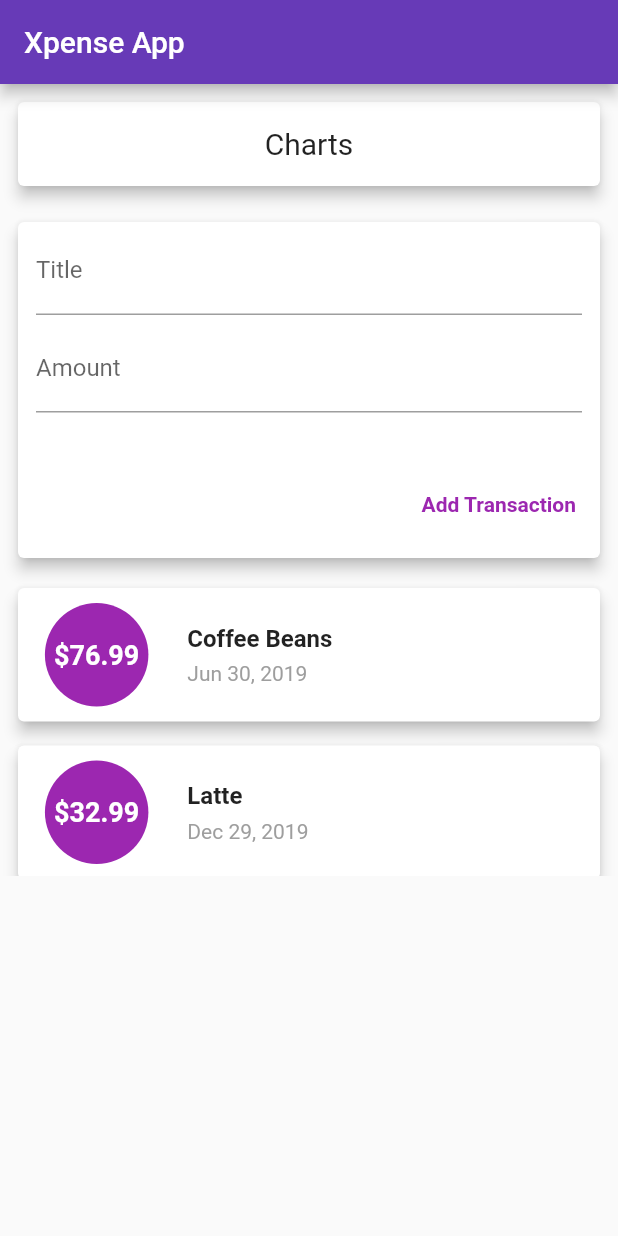
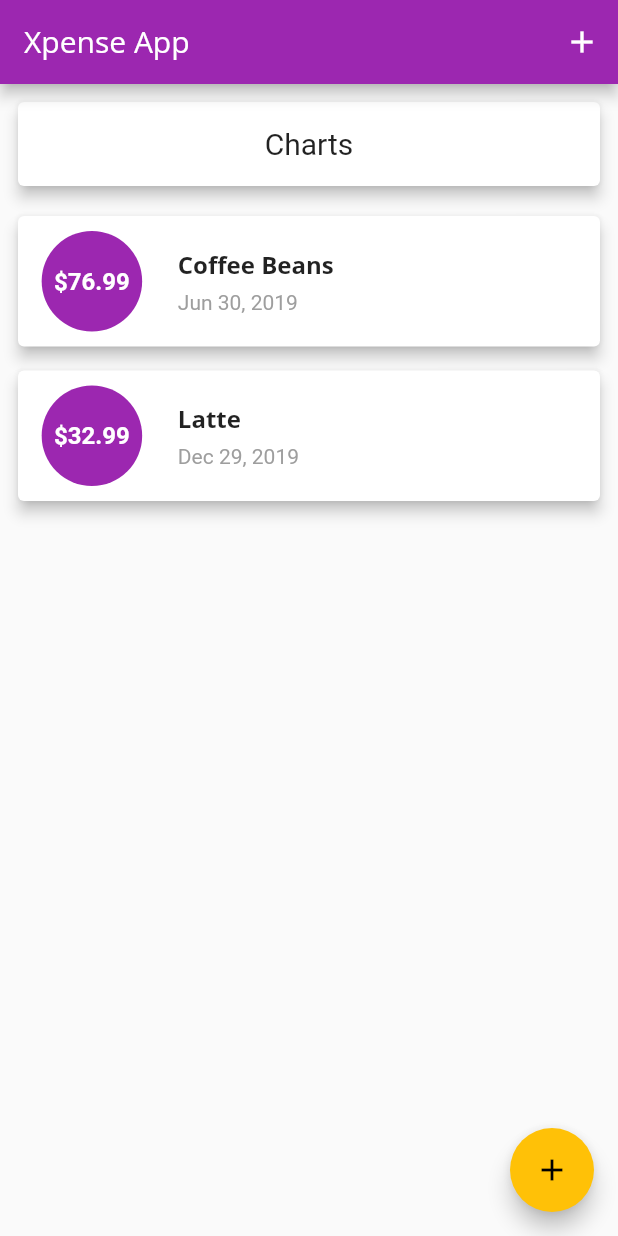
Before and after one commit to eyobofficial/Personal-Expense-App, a Flutter app: the screen it shows after launch, on a phone screen of 412 x 824 dp. Run offline on Flutter 3.47's test engine with Material 2 defaults, Android fonts, the phone set to English and light mode, and no system bars.

Commit message:
Add custom themes & fonts

```diff
--- a/lib/main.dart
+++ b/lib/main.dart
@@ -1,7 +1,9 @@
 import 'package:flutter/material.dart';
 
+import './models/transaction.dart';
 import './widgets/chart.dart';
-import './widgets/user_transactions.dart';
+import './widgets/transaction_list.dart';
+import './widgets/transaction_form.dart';
 
 void main() => runApp(XpenseApp());
 
@@ -9,31 +11,92 @@ class XpenseApp extends StatelessWidget {
   @override
   Widget build(BuildContext context) {
     return MaterialApp(
-      title: 'Xpense - Personal Expense App',
-      theme: ThemeData(primaryColor: Colors.deepPurple),
+      title: 'Xpense',
+      theme: ThemeData(
+        primarySwatch: Colors.purple,
+        accentColor: Colors.amber,
+        fontFamily: 'Quicksand',
+        textTheme: ThemeData.light().textTheme.copyWith(
+              title: TextStyle(
+                fontFamily: 'OpenSans',
+                fontSize: 16,
+                fontWeight: FontWeight.bold,
+              ),
+            ),
+        appBarTheme: AppBarTheme(
+          textTheme: ThemeData.light().textTheme.copyWith(
+                title: TextStyle(
+                  fontFamily: 'OpenSans',
+                  fontSize: 20,
+                ),
+              ),
+        ),
+      ),
       home: HomePage(),
     );
   }
 }
 
-class HomePage extends StatelessWidget {
-  final titleController = TextEditingController();
-  final amountController = TextEditingController();
+class HomePage extends StatefulWidget {
+  @override
+  State<StatefulWidget> createState() => _HomePageState();
+}
+
+class _HomePageState extends State<HomePage> {
+  final List<Transaction> _transactions = [
+    Transaction(
+      id: 't01',
+      title: 'Latte',
+      amount: 32.99,
+      date: DateTime.now(),
+    ),
+    Transaction(
+      id: 't02',
+      title: 'Coffee Beans',
+      amount: 76.99,
+      date: DateTime(2019, 6, 30),
+    ),
+  ];
+
+  void _addTransaction(String title, double amount) {
+    final newTransaction = Transaction(
+        id: DateTime.now()
+            .toString(), // Temporary solution to make the ID unique
+        title: title,
+        amount: amount,
+        date: DateTime.now());
+    setState(() => _transactions.add(newTransaction));
+  }
+
+  void _openFormModalSheet(BuildContext context) {
+    showModalBottomSheet(
+        context: context,
+        builder: (_) {
+          return TransactionForm(_addTransaction);
+        });
+  }
 
   @override
   Widget build(BuildContext context) {
     return Scaffold(
       appBar: AppBar(
         title: Text('Xpense App'),
-        // backgroundColor: Colors.amber,
+        actions: <Widget>[
+          IconButton(
+            icon: Icon(Icons.add),
+            onPressed: () => _openFormModalSheet(context),
+          ),
+        ],
       ),
       body: ListView(
-        // mainAxisAlignment: MainAxisAlignment.start,
-        // crossAxisAlignment: CrossAxisAlignment.stretch,
         children: <Widget>[
           Chart(),
-          UserTransactions()
+          TransactionList(_transactions.reversed.toList()),
         ],
+      ),
+      floatingActionButton: FloatingActionButton(
+        child: Icon(Icons.add),
+        onPressed: () => _openFormModalSheet(context),
       ),
     );
   }
--- a/lib/widgets/transaction_form.dart
+++ b/lib/widgets/transaction_form.dart
@@ -1,30 +1,40 @@
 import 'package:flutter/material.dart';
 
-class TransactionForm extends StatelessWidget {
+class TransactionForm extends StatefulWidget {
   final Function addCallback;
-  final Function raiseError;
-  final bool isError;
+
+  TransactionForm(this.addCallback);
+
+  @override
+  _TransactionFormState createState() => _TransactionFormState();
+}
+
+class _TransactionFormState extends State<TransactionForm> {
   final titleController = TextEditingController();
   final amountController = TextEditingController();
 
-  TransactionForm({this.addCallback, this.isError, this.raiseError});
+  void submitTransaction() {
+    final title = titleController.text;
+    final amountText = amountController.text;
 
-  void submitTransaction() {
+    if (title.isNotEmpty && amountText.isNotEmpty) {
       try {
-      final title = titleController.text;
-      final amount = double.parse(amountController.text);
-      addCallback(title, amount);
+        final amount = double.parse(amountText);
+        widget.addCallback(title, amount);
+        Navigator.of(context).pop();
+
+        // Clear controllers
+        titleController.clear();
+        amountController.clear();
       } catch (e) {
-      raiseError();
+        print('Error Occured. Handle error here...');
+      }
     }
   }
 
   @override
   Widget build(BuildContext context) {
-    return Card(
-      margin: EdgeInsets.all(12),
-      elevation: 4,
-      child: Padding(
+    return Padding(
       padding: const EdgeInsets.only(bottom: 12.0),
       child: Column(
         crossAxisAlignment: CrossAxisAlignment.end,
@@ -56,23 +66,13 @@ class TransactionForm extends StatelessWidget {
             ),
           ),
 
-            Container(
-              padding: EdgeInsets.symmetric(horizontal: 12, vertical: 6),
-              child: isError
-                  ? Text(
-                      'Please provide a valid values.',
-                      style: TextStyle(color: Colors.red),
-                      textAlign: TextAlign.left,
-                    )
-                  : Text(''),
-            ),
-
           // Add Button
           Padding(
-              padding: const EdgeInsets.only(top: 6),
-              child: FlatButton(
+            padding: const EdgeInsets.only(top: 24, right: 12),
+            child: RaisedButton(
               onPressed: submitTransaction,
-                textColor: Colors.purple,
+              color: Colors.deepPurple,
+              textColor: Colors.white,
               child: Text(
                 'Add Transaction',
                 style: TextStyle(fontWeight: FontWeight.bold),
@@ -81,7 +81,6 @@ class TransactionForm extends StatelessWidget {
           ),
         ],
       ),
-      ),
     );
   }
 }
--- a/lib/widgets/transaction_list.dart
+++ b/lib/widgets/transaction_list.dart
@@ -9,7 +9,7 @@ class TransactionList extends StatelessWidget {
   @override
   Widget build(BuildContext context) {
     return Container(
-      height: 200,
+      height: 420,
       child: ListView.builder(
         itemBuilder: (ctx, idx) {
           return Card(
@@ -29,14 +29,14 @@ class TransactionList extends StatelessWidget {
                     margin: EdgeInsets.only(right: 8),
                     padding: EdgeInsets.all(24),
                     decoration: BoxDecoration(
-                      color: Colors.purple,
+                      color: Theme.of(context).primaryColor,
                       shape: BoxShape.circle,
                     ),
                     alignment: Alignment.center,
                     child: Text(
                       '\$${transactions[idx].amount.toStringAsFixed(2)}',
                       style: TextStyle(
-                        fontSize: 18,
+                        fontSize: 16,
                         fontWeight: FontWeight.bold,
                         color: Colors.white,
                       ),
@@ -49,10 +49,7 @@ class TransactionList extends StatelessWidget {
                         padding: EdgeInsets.only(bottom: 6),
                         child: Text(
                           transactions[idx].title,
-                          style: TextStyle(
-                            fontSize: 16,
-                            fontWeight: FontWeight.bold,
-                          ),
+                          style: Theme.of(context).textTheme.title,
                         ),
                       ),
                       Container(
--- a/lib/widgets/user_transactions.dart
+++ /dev/null
@@ -1,55 +0,0 @@
-import 'package:flutter/material.dart';
-
-import '../models/transaction.dart';
-import './transaction_form.dart';
-import './transaction_list.dart';
-
-class UserTransactions extends StatefulWidget {
-  @override
-  State<StatefulWidget> createState() => _UserTransactionsState();
-}
-
-class _UserTransactionsState extends State<UserTransactions> {
-  bool _isError = false;
-  final List<Transaction> _transactions = [
-    Transaction(
-      id: 't01',
-      title: 'Latte',
-      amount: 32.99,
-      date: DateTime.now(),
-    ),
-    Transaction(
-      id: 't02',
-      title: 'Coffee Beans',
-      amount: 76.99,
-      date: DateTime(2019, 6, 30),
-    ),
-  ];
-
-  void _addTransaction(String title, double amount) {
-    final newTransaction = Transaction(
-        id: DateTime.now()
-            .toString(), // Temporary solution to make the ID unique
-        title: title,
-        amount: amount,
-        date: DateTime.now());
-    setState(() => _transactions.add(newTransaction));
-    _isError = false;
-  }
-
-  void _raiseError() => setState(() => _isError = true);
-
-  @override
-  Widget build(BuildContext context) {
-    return Column(
-      children: <Widget>[
-        TransactionForm(
-          addCallback: _addTransaction,
-          isError: _isError,
-          raiseError: _raiseError,
-        ),
-        TransactionList(_transactions.reversed.toList()),
-      ],
-    );
-  }
-}
```
Also changed, not shown: pubspec.yaml (+11 -11 lines), assets/fonts/OpenSans-Bold.ttf (added), assets/fonts/OpenSans-Regular.ttf (added), assets/fonts/Quicksand-Bold.ttf (added), assets/fonts/Quicksand-Light.ttf (added), assets/fonts/Quicksand-Medium.ttf (added), assets/fonts/Quicksand-Regular.ttf (added). Lines whose indentation alone changed are shown as unchanged.
